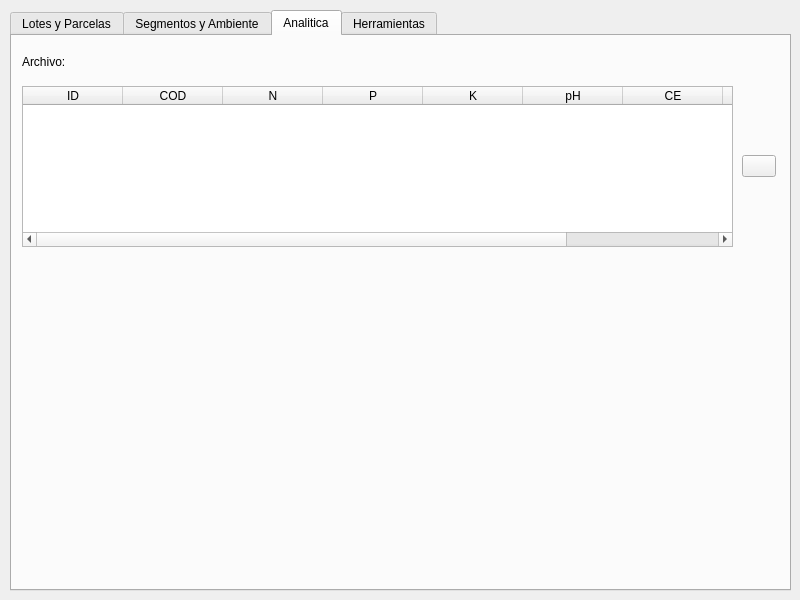
Old version of the form ui/agrae_main.ui in the repository franciscocontreras93/agrae.
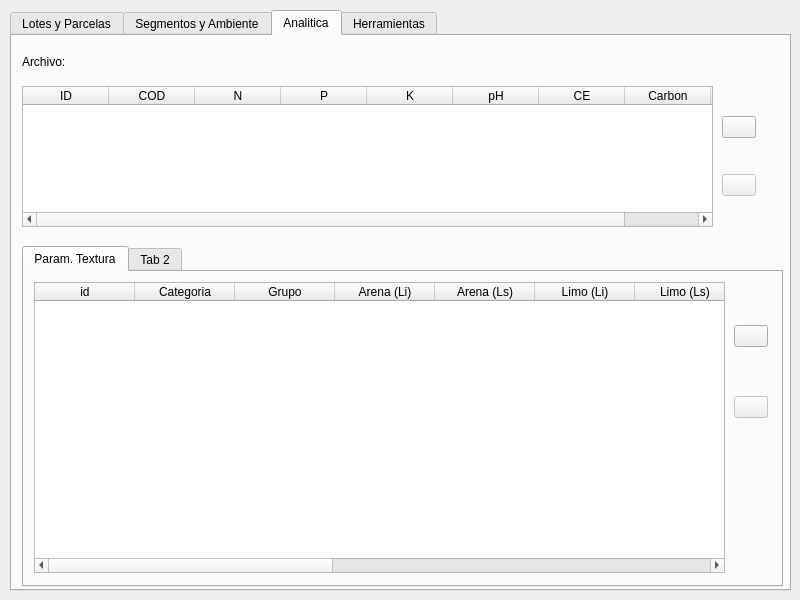
New version of the form. The open tabs and pages were chosen to show the change.

```diff
--- a/ui/agrae_main.ui
+++ b/ui/agrae_main.ui
@@ -1649,74 +1649,13 @@
     <attribute name="title">
      <string>Analitica</string>
     </attribute>
-    <widget class="QWidget" name="verticalLayoutWidget_3">
-     <property name="geometry">
-      <rect>
-       <x>10</x>
-       <y>50</y>
-       <width>711</width>
-       <height>161</height>
-      </rect>
-     </property>
-     <layout class="QVBoxLayout" name="verticalLayout_3">
-      <item>
-       <widget class="QTableWidget" name="tableWidget_3">
-        <column>
-         <property name="text">
-          <string>ID</string>
-         </property>
-        </column>
-        <column>
-         <property name="text">
-          <string>COD</string>
-         </property>
-        </column>
-        <column>
-         <property name="text">
-          <string>N</string>
-         </property>
-        </column>
-        <column>
-         <property name="text">
-          <string>P</string>
-         </property>
-        </column>
-        <column>
-         <property name="text">
-          <string>K</string>
-         </property>
-        </column>
-        <column>
-         <property name="text">
-          <string>pH</string>
-         </property>
-        </column>
-        <column>
-         <property name="text">
-          <string>CE</string>
-         </property>
-        </column>
-        <column>
-         <property name="text">
-          <string>Carbon</string>
-         </property>
-        </column>
-        <column>
-         <property name="text">
-          <string>CEap</string>
-         </property>
-        </column>
-       </widget>
-      </item>
-     </layout>
-    </widget>
     <widget class="QWidget" name="verticalLayoutWidget_4">
      <property name="geometry">
       <rect>
-       <x>730</x>
+       <x>710</x>
        <y>50</y>
        <width>34</width>
-       <height>161</height>
+       <height>141</height>
       </rect>
      </property>
      <layout class="QVBoxLayout" name="verticalLayout_4">
@@ -1727,6 +1666,16 @@
         </property>
        </widget>
       </item>
+      <item>
+       <widget class="QPushButton" name="an_save_bd">
+        <property name="enabled">
+         <bool>false</bool>
+        </property>
+        <property name="text">
+         <string/>
+        </property>
+       </widget>
+      </item>
      </layout>
     </widget>
     <widget class="QWidget" name="gridLayoutWidget_12">
@@ -1762,6 +1711,223 @@
       </item>
      </layout>
     </widget>
+    <widget class="QTableWidget" name="tableWidget_3">
+     <property name="geometry">
+      <rect>
+       <x>10</x>
+       <y>50</y>
+       <width>691</width>
+       <height>141</height>
+      </rect>
+     </property>
+     <property name="editTriggers">
+      <set>QAbstractItemView::NoEditTriggers</set>
+     </property>
+     <property name="alternatingRowColors">
+      <bool>true</bool>
+     </property>
+     <attribute name="horizontalHeaderDefaultSectionSize">
+      <number>86</number>
+     </attribute>
+     <attribute name="horizontalHeaderMinimumSectionSize">
+      <number>86</number>
+     </attribute>
+     <attribute name="verticalHeaderVisible">
+      <bool>false</bool>
+     </attribute>
+     <column>
+      <property name="text">
+       <string>ID</string>
+      </property>
+     </column>
+     <column>
+      <property name="text">
+       <string>COD</string>
+      </property>
+     </column>
+     <column>
+      <property name="text">
+       <string>N</string>
+      </property>
+     </column>
+     <column>
+      <property name="text">
+       <string>P</string>
+      </property>
+     </column>
+     <column>
+      <property name="text">
+       <string>K</string>
+      </property>
+     </column>
+     <column>
+      <property name="text">
+       <string>pH</string>
+      </property>
+     </column>
+     <column>
+      <property name="text">
+       <string>CE</string>
+      </property>
+     </column>
+     <column>
+      <property name="text">
+       <string>Carbon</string>
+      </property>
+     </column>
+     <column>
+      <property name="text">
+       <string>CEap</string>
+      </property>
+     </column>
+    </widget>
+    <widget class="QTabWidget" name="tabWidget_4">
+     <property name="geometry">
+      <rect>
+       <x>10</x>
+       <y>210</y>
+       <width>761</width>
+       <height>341</height>
+      </rect>
+     </property>
+     <widget class="QWidget" name="tab_8">
+      <attribute name="title">
+       <string>Param. Textura</string>
+      </attribute>
+      <widget class="QTableWidget" name="tableWidget_4">
+       <property name="enabled">
+        <bool>true</bool>
+       </property>
+       <property name="geometry">
+        <rect>
+         <x>10</x>
+         <y>10</y>
+         <width>691</width>
+         <height>291</height>
+        </rect>
+       </property>
+       <property name="sizeAdjustPolicy">
+        <enum>QAbstractScrollArea::AdjustToContents</enum>
+       </property>
+       <property name="editTriggers">
+        <set>QAbstractItemView::NoEditTriggers</set>
+       </property>
+       <property name="alternatingRowColors">
+        <bool>true</bool>
+       </property>
+       <attribute name="horizontalHeaderDefaultSectionSize">
+        <number>100</number>
+       </attribute>
+       <attribute name="horizontalHeaderMinimumSectionSize">
+        <number>56</number>
+       </attribute>
+       <column>
+        <property name="text">
+         <string>id</string>
+        </property>
+       </column>
+       <column>
+        <property name="text">
+         <string>Categoria</string>
+        </property>
+       </column>
+       <column>
+        <property name="text">
+         <string>Grupo</string>
+        </property>
+       </column>
+       <column>
+        <property name="text">
+         <string>Arena (Li)</string>
+        </property>
+       </column>
+       <column>
+        <property name="text">
+         <string>Arena (Ls)</string>
+        </property>
+       </column>
+       <column>
+        <property name="text">
+         <string>Limo (Li)</string>
+        </property>
+       </column>
+       <column>
+        <property name="text">
+         <string>Limo (Ls)</string>
+        </property>
+       </column>
+       <column>
+        <property name="text">
+         <string>Arcilla (Li)</string>
+        </property>
+       </column>
+       <column>
+        <property name="text">
+         <string>Arcilla (Ls)</string>
+        </property>
+       </column>
+       <column>
+        <property name="text">
+         <string>CEap (Li)</string>
+        </property>
+       </column>
+       <column>
+        <property name="text">
+         <string>CEap (Ls)</string>
+        </property>
+       </column>
+       <column>
+        <property name="text">
+         <string>CRA</string>
+        </property>
+       </column>
+       <column>
+        <property name="text">
+         <string>HSG</string>
+        </property>
+       </column>
+       <column>
+        <property name="text">
+         <string>Grupo</string>
+        </property>
+       </column>
+      </widget>
+      <widget class="QWidget" name="verticalLayoutWidget_3">
+       <property name="geometry">
+        <rect>
+         <x>710</x>
+         <y>10</y>
+         <width>34</width>
+         <height>181</height>
+        </rect>
+       </property>
+       <layout class="QVBoxLayout" name="verticalLayout_3">
+        <item>
+         <widget class="QPushButton" name="an_edit_textura_btn">
+          <property name="text">
+           <string/>
+          </property>
+         </widget>
+        </item>
+        <item>
+         <widget class="QPushButton" name="an_save_textura_btn">
+          <property name="enabled">
+           <bool>false</bool>
+          </property>
+          <property name="text">
+           <string/>
+          </property>
+         </widget>
+        </item>
+       </layout>
+      </widget>
+     </widget>
+     <widget class="QWidget" name="tab_11">
+      <attribute name="title">
+       <string>Tab 2</string>
+      </attribute>
+     </widget>
+    </widget>
    </widget>
    <widget class="QWidget" name="tab_7">
     <attribute name="title">
```
Left out of the diff: 67 changed lines with no effect on the pictures.
